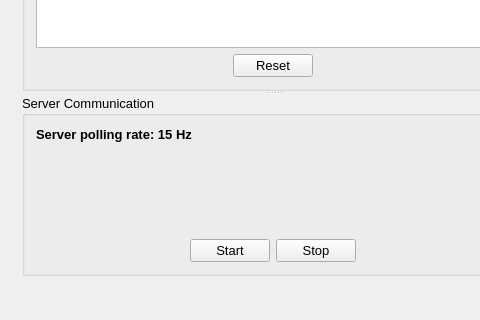
Above: Software/ControlSystem/qt/designer/MainWindow.ui from DanielWinklehner/Ion-Source-Control-System before the change; both pictures show x 0 to 480 and y 493 to 813 of the 1397 by 813 pixel window. Below: the same form after it.
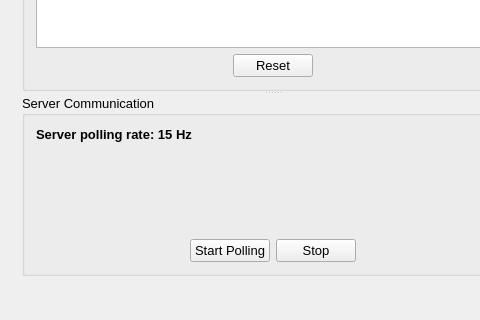
That is the form after the change. The open tabs and pages were chosen to show the change. Custom widgets are drawn as their Qt base class.

Diff of the .ui file:
```diff
--- a/Software/ControlSystem/qt/designer/MainWindow.ui
+++ b/Software/ControlSystem/qt/designer/MainWindow.ui
@@ -220,7 +220,7 @@
               <item>
                <widget class="QPushButton" name="btnStartPause">
                 <property name="text">
-                 <string>Start</string>
+                 <string>Start Polling</string>
                 </property>
                </widget>
               </item>
```
Left out of the diff: 8 changed lines with no effect on the pictures.
